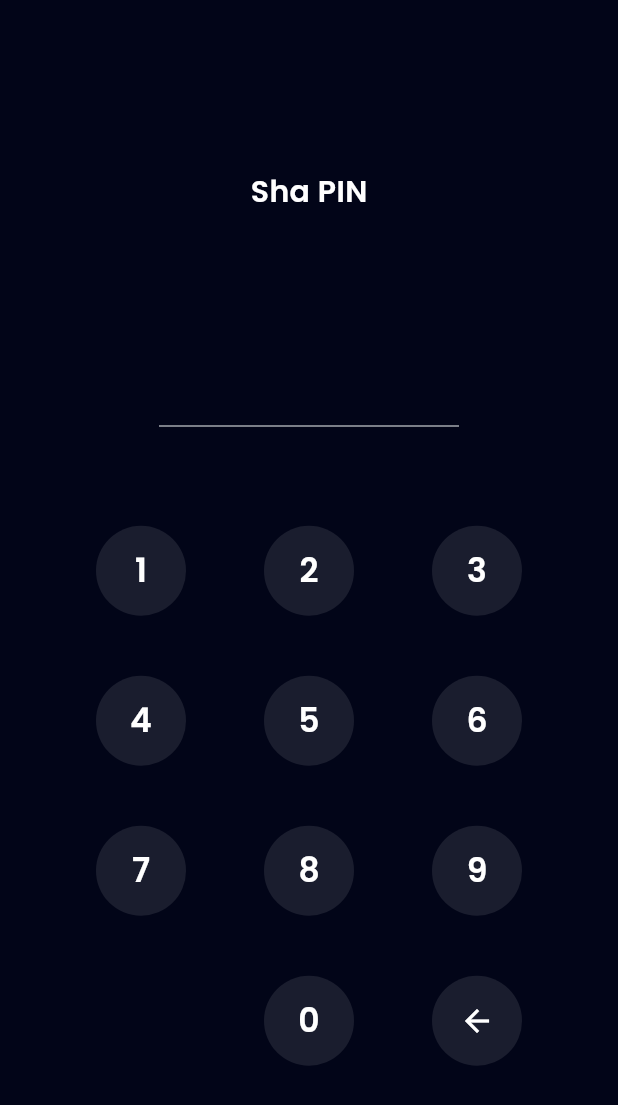
After one commit to evairo176/bank_e, a Flutter app: the PinPage screen opened by its route, on a phone screen of 412 x 824 dp. The commit adds this screen. Shown: the top 1105 px of the screen. Run offline on Flutter 3.47's test engine with Material 3 defaults, Android fonts, the phone set to English and light mode, and no system bars; our stand-ins replace carousel_slider, google_fonts.

Commit message:
feat: add pin page

```diff
--- a/lib/main.dart
+++ b/lib/main.dart
@@ -1,6 +1,7 @@
 import 'package:ewallet/shared/theme.dart';
 import 'package:ewallet/ui/pages/home_page.dart';
 import 'package:ewallet/ui/pages/onboarding_page.dart';
+import 'package:ewallet/ui/pages/pin_page.dart';
 import 'package:ewallet/ui/pages/profile_page.dart';
 import 'package:ewallet/ui/pages/sign_in_page.dart';
 import 'package:ewallet/ui/pages/sign_up_page.dart';
@@ -43,6 +44,7 @@ class MyApp extends StatelessWidget {
         '/sign-up-success': (context) => const SignUpSuccessPage(),
         '/home': (context) => const HomePage(),
         '/profile': (context) => const ProfilePage(),
+        '/pin': (context) => const PinPage(),
       },
     );
   }
--- a/lib/ui/pages/onboarding_page.dart
+++ b/lib/ui/pages/onboarding_page.dart
@@ -101,7 +101,7 @@ class _OnBoardingPageState extends State<OnBoardingPage> {
                   currentIndex == 2
                       ? Column(
                           children: [
-                            CostumFilledButton(
+                            CustomFilledButton(
                               title: 'Get Started',
                               onPressed: () {
                                 Navigator.pushNamed(context, '/sign-up');
@@ -110,7 +110,7 @@ class _OnBoardingPageState extends State<OnBoardingPage> {
                             const SizedBox(
                               height: 20,
                             ),
-                            CostumTextButton(
+                            CustomTextButton(
                               title: 'Sign In',
                               width: double.infinity,
                               height: 24,
@@ -162,7 +162,7 @@ class _OnBoardingPageState extends State<OnBoardingPage> {
                               ),
                             ),
                             const Spacer(),
-                            CostumFilledButton(
+                            CustomFilledButton(
                               title: "Continue",
                               onPressed: () {
                                 carouselController.nextPage();
--- /dev/null
+++ b/lib/ui/pages/pin_page.dart
@@ -0,0 +1,167 @@
+import 'package:ewallet/shared/theme.dart';
+import 'package:ewallet/ui/widgets/buttons.dart';
+import 'package:flutter/material.dart';
+
+class PinPage extends StatefulWidget {
+  const PinPage({super.key});
+
+  @override
+  State<PinPage> createState() => _PinPageState();
+}
+
+class _PinPageState extends State<PinPage> {
+  final TextEditingController pinController = TextEditingController(text: '');
+
+  addPin(String number) {
+    if (pinController.text.length < 6) {
+      setState(() {
+        pinController.text = pinController.text + number;
+      });
+    }
+  }
+
+  deletePin() {
+    if (pinController.text.isNotEmpty) {
+      setState(() {
+        pinController.text =
+            pinController.text.substring(0, pinController.text.length - 1);
+      });
+    }
+  }
+
+  @override
+  Widget build(BuildContext context) {
+    return Scaffold(
+      backgroundColor: darkBackgroundColor,
+      body: Center(
+        child: Padding(
+          padding: const EdgeInsets.symmetric(
+            horizontal: 58,
+          ),
+          child: Column(
+            mainAxisAlignment: MainAxisAlignment.center,
+            children: [
+              Text(
+                'Sha PIN',
+                style: whiteTextStyle.copyWith(
+                  fontSize: 20,
+                  fontWeight: semiBold,
+                ),
+              ),
+              const SizedBox(
+                height: 72,
+              ),
+              SizedBox(
+                width: 200,
+                child: TextFormField(
+                  controller: pinController,
+                  obscureText: true,
+                  obscuringCharacter: '*',
+                  cursorColor: greyColor,
+                  enabled: false,
+                  style: whiteTextStyle.copyWith(
+                    fontSize: 36,
+                    fontWeight: medium,
+                    letterSpacing: 16,
+                  ),
+                  decoration: InputDecoration(
+                    disabledBorder: UnderlineInputBorder(
+                      borderSide: BorderSide(
+                        color: greyColor,
+                      ),
+                    ),
+                  ),
+                ),
+              ),
+              const SizedBox(
+                height: 66,
+              ),
+              SizedBox(
+                width: double.infinity,
+                child: Wrap(
+                  alignment: WrapAlignment.spaceAround,
+                  runAlignment: WrapAlignment.spaceAround,
+                  spacing: 40,
+                  runSpacing: 40,
+                  children: [
+                    CustomNumberPinButton(
+                      title: '1',
+                      onTap: () {
+                        addPin('1');
+                      },
+                    ),
+                    CustomNumberPinButton(
+                      title: '2',
+                      onTap: () {
+                        addPin('2');
+                      },
+                    ),
+                    CustomNumberPinButton(
+                      title: '3',
+                      onTap: () {
+                        addPin('3');
+                      },
+                    ),
+                    CustomNumberPinButton(
+                      title: '4',
+                      onTap: () {
+                        addPin('4');
+                      },
+                    ),
+                    CustomNumberPinButton(
+                      title: '5',
+                      onTap: () {
+                        addPin('5');
+                      },
+                    ),
+                    CustomNumberPinButton(
+                      title: '6',
+                      onTap: () {
+                        addPin('6');
+                      },
+                    ),
+                    CustomNumberPinButton(
+                      title: '7',
+                      onTap: () {
+                        addPin('7');
+                      },
+                    ),
+                    CustomNumberPinButton(
+                      title: '8',
+                      onTap: () {
+                        addPin('8');
+                      },
+                    ),
+                    CustomNumberPinButton(
+                      title: '9',
+                      onTap: () {
+                        addPin('9');
+                      },
+                    ),
+                    const SizedBox(
+                      height: 60,
+                      width: 60,
+                    ),
+                    CustomNumberPinButton(
+                      title: '0',
+                      onTap: () {
+                        addPin('0');
+                      },
+                    ),
+                    CustomNumberPinButton(
+                      title: '',
+                      onTap: () {
+                        deletePin();
+                      },
+                      isBackIcon: true,
+                    ),
+                  ],
+                ),
+              )
+            ],
+          ),
+        ),
+      ),
+    );
+  }
+}
--- a/lib/ui/pages/profile_page.dart
+++ b/lib/ui/pages/profile_page.dart
@@ -77,7 +77,9 @@ class ProfilePage extends StatelessWidget {
                 ProfileMenuItem(
                   iconUrl: 'assets/ic_edit_profile.png',
                   title: 'Edit Profile',
-                  onTap: () {},
+                  onTap: () {
+                    Navigator.pushNamed(context, '/pin');
+                  },
                 ),
                 ProfileMenuItem(
                   iconUrl: 'assets/ic_pin.png',
@@ -110,7 +112,7 @@ class ProfilePage extends StatelessWidget {
           const SizedBox(
             height: 87,
           ),
-          CostumTextButton(
+          CustomTextButton(
             title: 'Report a Problem',
             onPressed: () {},
           ),
--- a/lib/ui/pages/sign_up_set_id_card_page.dart
+++ b/lib/ui/pages/sign_up_set_id_card_page.dart
@@ -81,7 +81,7 @@ class SignUpSetIdCardPage extends StatelessWidget {
                 const SizedBox(
                   height: 50,
                 ),
-                CostumFilledButton(
+                CustomFilledButton(
                   title: 'Continue',
                   width: double.infinity,
                   height: 50,
@@ -95,7 +95,7 @@ class SignUpSetIdCardPage extends StatelessWidget {
           const SizedBox(
             height: 60,
           ),
-          CostumTextButton(
+          CustomTextButton(
             title: 'Skip for Now',
             width: double.infinity,
             height: 24,
--- a/lib/ui/pages/sign_up_set_profile_page.dart
+++ b/lib/ui/pages/sign_up_set_profile_page.dart
@@ -83,14 +83,14 @@ class SignUpSetProfilePage extends StatelessWidget {
                   height: 16,
                 ),
                 // PIN INPUT FORM
-                const CostumFormField(
+                const CustomFormField(
                   title: 'Set PIN (6 digit number)',
                   obscureText: true,
                 ),
                 const SizedBox(
                   height: 30,
                 ),
-                CostumFilledButton(
+                CustomFilledButton(
                   title: 'Continue',
                   width: double.infinity,
                   height: 50,
--- a/lib/ui/pages/sign_up_success_page.dart
+++ b/lib/ui/pages/sign_up_success_page.dart
@@ -33,7 +33,7 @@ class SignUpSuccessPage extends StatelessWidget {
             const SizedBox(
               height: 50,
             ),
-            CostumFilledButton(
+            CustomFilledButton(
               title: 'Get Started',
               width: 183,
               height: 50,
--- a/lib/ui/widgets/buttons.dart
+++ b/lib/ui/widgets/buttons.dart
@@ -2,13 +2,13 @@ import "package:flutter/material.dart";
 
 import "../../shared/theme.dart";
 
-class CostumFilledButton extends StatelessWidget {
+class CustomFilledButton extends StatelessWidget {
   final String title;
   final double width;
   final double height;
   final VoidCallback? onPressed;
 
-  const CostumFilledButton({
+  const CustomFilledButton({
     super.key,
     required this.title,
     this.width = double.infinity,
@@ -40,13 +40,13 @@ class CostumFilledButton extends StatelessWidget {
   }
 }
 
-class CostumTextButton extends StatelessWidget {
+class CustomTextButton extends StatelessWidget {
   final String title;
   final double width;
   final double height;
   final VoidCallback? onPressed;
 
-  const CostumTextButton({
+  const CustomTextButton({
     super.key,
     required this.title,
     this.width = double.infinity,
@@ -74,3 +74,44 @@ class CostumTextButton extends StatelessWidget {
     );
   }
 }
+
+class CustomNumberPinButton extends StatelessWidget {
+  final String title;
+  final VoidCallback? onTap;
+  final bool? isBackIcon;
+
+  const CustomNumberPinButton({
+    super.key,
+    required this.title,
+    this.onTap,
+    this.isBackIcon = false,
+  });
+
+  @override
+  Widget build(BuildContext context) {
+    return GestureDetector(
+      onTap: onTap,
+      child: Container(
+        height: 60,
+        width: 60,
+        decoration:
+            BoxDecoration(shape: BoxShape.circle, color: numberBackgroundColor),
+        child: Center(
+          child: isBackIcon != true
+              ? Text(
+                  title,
+                  style: whiteTextStyle.copyWith(
+                    fontSize: 22,
+                    fontWeight: semiBold,
+                  ),
+                )
+              : Icon(
+                  Icons.arrow_back,
+                  color: whiteColor,
+                  size: 24,
+                ),
+        ),
+      ),
+    );
+  }
+}
--- a/lib/ui/widgets/forms.dart
+++ b/lib/ui/widgets/forms.dart
@@ -2,12 +2,12 @@ import 'package:flutter/material.dart';
 
 import '../../shared/theme.dart';
 
-class CostumFormField extends StatelessWidget {
+class CustomFormField extends StatelessWidget {
   final String title;
   final bool obscureText;
   final TextEditingController? controller;
 
-  const CostumFormField({
+  const CustomFormField({
     super.key,
     required this.title,
     this.obscureText = false,
```
Also changed, not shown: lib/ui/pages/sign_in_page.dart (+4 -4 lines), lib/ui/pages/sign_up_page.dart (+5 -5 lines).
